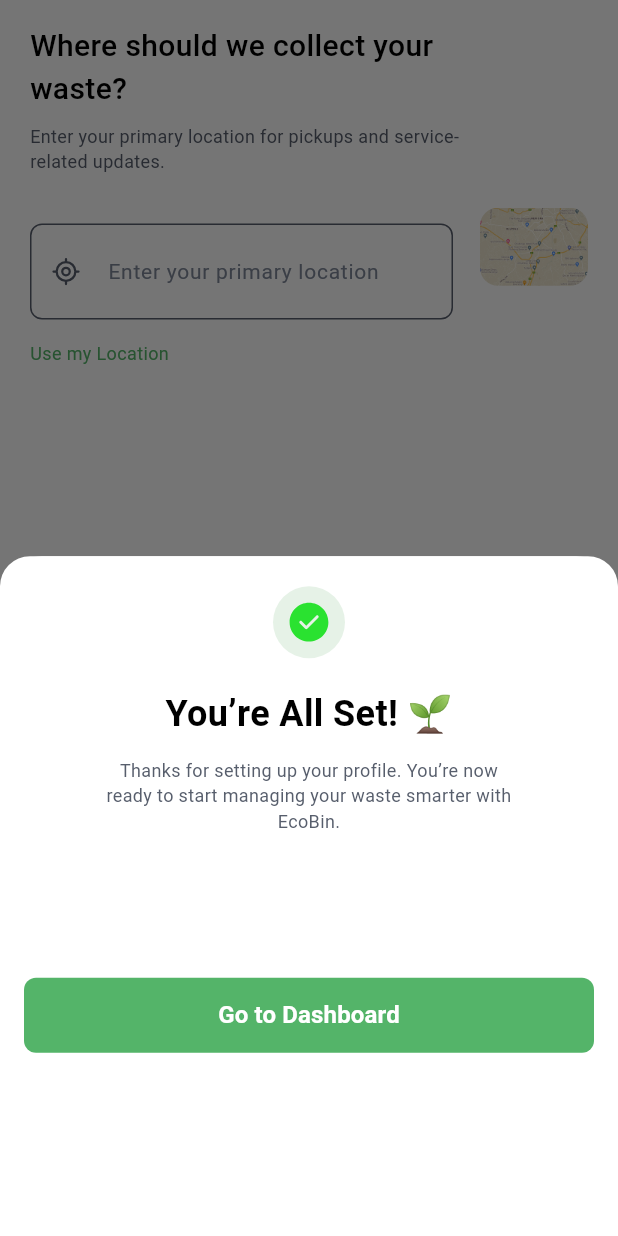
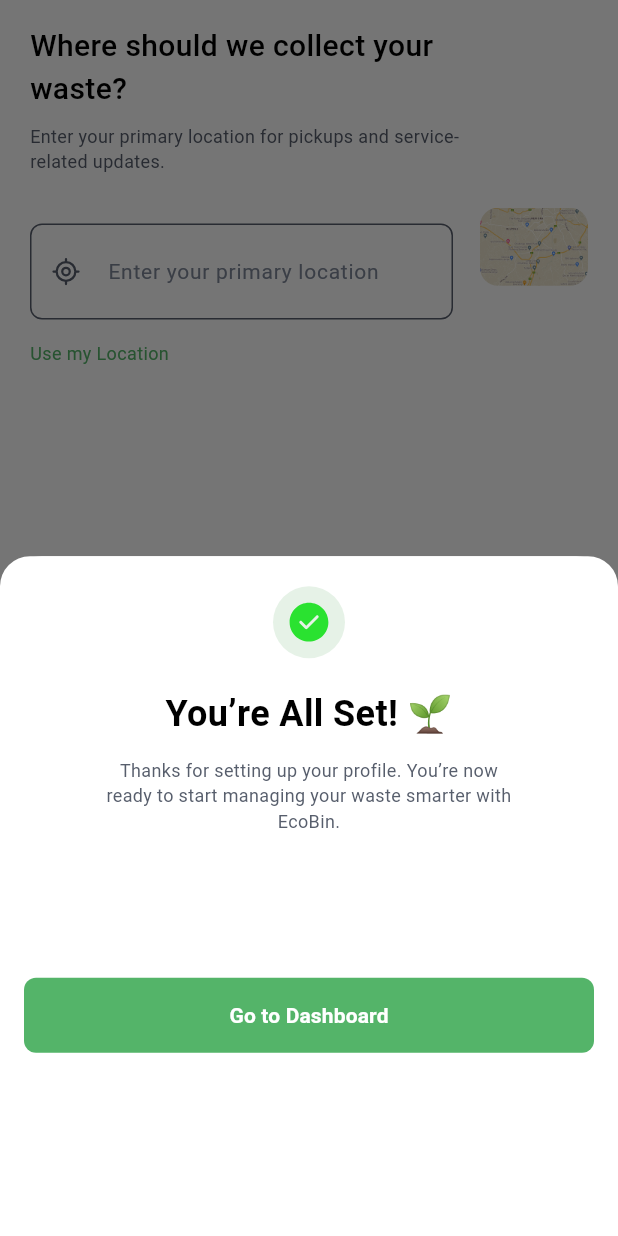
Before and after one commit to Bewizi/EcoBin_Frontend, a Flutter app: the PickupLocation screen opened by its route, after a tap on "Continue", on a phone screen of 412 x 824 dp. Run offline on Flutter 3.47's test engine with Material 3 defaults, Android fonts, the phone set to English and light mode, and no system bars; our stand-ins replace bloc, device_preview, dio, equatable, flutter_bloc, flutter_screenutil and 3 more; accounts and stored records are empty; network calls fail.

Commit message:
feat: Enhance CustomButton and AppField with additional styling options

```diff
--- a/lib/core/presentation/ui/widgets/app_button.dart
+++ b/lib/core/presentation/ui/widgets/app_button.dart
@@ -13,6 +13,8 @@ class CustomButton extends StatelessWidget {
     this.height,
     this.radius = 8,
     this.child,
+    this.fontWeight,
+    this.fontSize = 14,
   });
 
   final String title;
@@ -24,6 +26,8 @@ class CustomButton extends StatelessWidget {
   final double? height;
   final double radius;
   final Widget? child;
+  final FontWeight? fontWeight;
+  final double? fontSize;
 
   @override
   Widget build(BuildContext context) {
@@ -56,8 +60,8 @@ class CustomButton extends StatelessWidget {
                   title,
                   style: TextStyle(
                     color: textColor ?? AppColors.kWhite,
-                    fontSize: 16,
-                    fontWeight: FontWeight.w600,
+                    fontSize: fontSize,
+                    fontWeight: fontWeight ?? FontWeight.w600,
                   ),
                 ),
           ),
--- a/lib/core/presentation/ui/widgets/app_input_field.dart
+++ b/lib/core/presentation/ui/widgets/app_input_field.dart
@@ -18,6 +18,8 @@ class AppField extends StatelessWidget {
     this.showTitle = true,
     this.validator,
     this.onChanged,
+    this.readOnly = false,
+    this.onTap,
   });
 
   final String hintText;
@@ -33,6 +35,8 @@ class AppField extends StatelessWidget {
   final Widget? prefixIcons;
   final String? Function(String?)? validator;
   final ValueChanged<String>? onChanged;
+  final bool readOnly;
+  final VoidCallback? onTap;
 
   Widget _buildTextFormField(BuildContext context) {
     return TextFormField(
@@ -43,6 +47,8 @@ class AppField extends StatelessWidget {
       controller: controller,
       onChanged: onChanged,
       validator: (value) => validator?.call(value),
+      readOnly: readOnly,
+      onTap: onTap,
 
       decoration: InputDecoration(
         border: OutlineInputBorder(
--- a/lib/core/presentation/ui/widgets/text_styles.dart
+++ b/lib/core/presentation/ui/widgets/text_styles.dart
@@ -41,6 +41,7 @@ class TextRegular extends StatelessWidget {
     this.color,
     this.fontWeight,
     this.textAlign,
+    this.style,
   });
 
   final String? text;
@@ -48,6 +49,7 @@ class TextRegular extends StatelessWidget {
   final Color? color;
   final FontWeight? fontWeight;
   final TextAlign? textAlign;
+  final TextStyle? style;
 
   @override
   Widget build(BuildContext context) {
@@ -62,7 +64,7 @@ class TextRegular extends StatelessWidget {
         fontSize: scaledSize,
         color: color ?? defaultColor,
         fontWeight: fontWeight,
-      ),
+      ).merge(style),
       softWrap: true,
     );
   }
```
